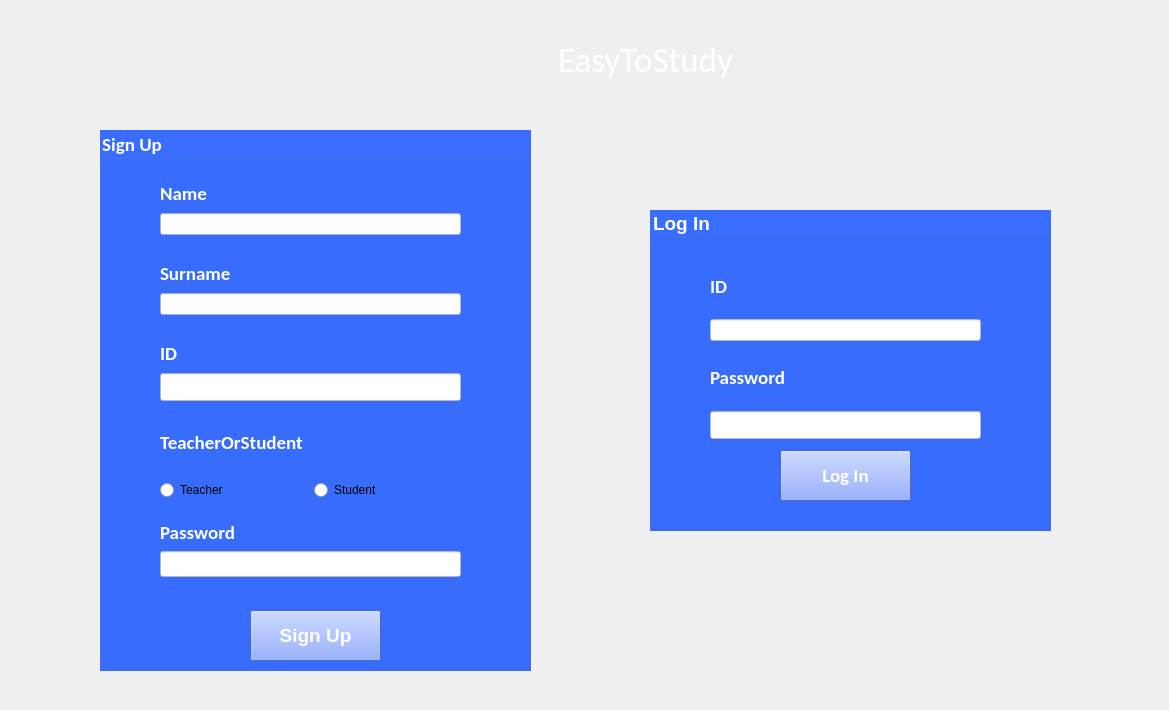
First picture: the form in studyProject/mainwindow.ui, repository fenrirm/study_project, before the edit.
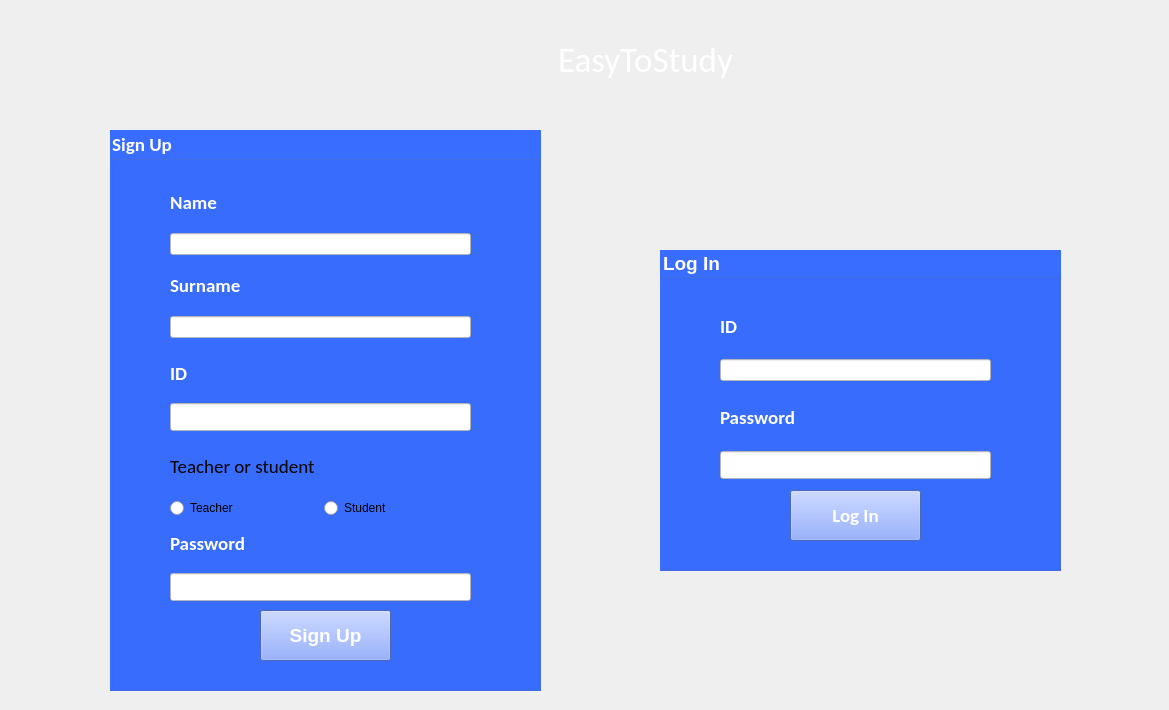
Second picture: the form after the edit. Icons and pictures are not drawn.

```diff
--- a/studyProject/mainwindow.ui
+++ b/studyProject/mainwindow.ui
@@ -83,10 +83,10 @@
    <widget class="QGroupBox" name="signUp">
     <property name="geometry">
      <rect>
-      <x>100</x>
+      <x>110</x>
       <y>130</y>
       <width>431</width>
-      <height>541</height>
+      <height>561</height>
      </rect>
     </property>
     <property name="font">
@@ -144,9 +144,9 @@
      <property name="geometry">
       <rect>
        <x>60</x>
-       <y>50</y>
+       <y>47</y>
        <width>301</width>
-       <height>55</height>
+       <height>78</height>
       </rect>
      </property>
      <layout class="QVBoxLayout" name="verticalLayout">
@@ -186,9 +186,9 @@
      <property name="geometry">
       <rect>
        <x>60</x>
-       <y>210</y>
+       <y>220</y>
        <width>301</width>
-       <height>61</height>
+       <height>81</height>
       </rect>
      </property>
      <layout class="QVBoxLayout" name="verticalLayout_5">
@@ -230,123 +230,16 @@
       </item>
      </layout>
     </widget>
-    <widget class="QWidget" name="layoutWidget">
-     <property name="geometry">
-      <rect>
-       <x>60</x>
-       <y>280</y>
-       <width>301</width>
-       <height>90</height>
-      </rect>
-     </property>
-     <layout class="QVBoxLayout" name="verticalLayout_6">
-      <item>
-       <widget class="QLabel" name="id2">
-        <property name="sizePolicy">
-         <sizepolicy hsizetype="Ignored" vsizetype="Preferred">
-          <horstretch>0</horstretch>
-          <verstretch>0</verstretch>
-         </sizepolicy>
-        </property>
-        <property name="font">
-         <font>
-          <family>Calibri</family>
-          <pointsize>14</pointsize>
-          <bold>true</bold>
-         </font>
-        </property>
-        <property name="styleSheet">
-         <string notr="true">#id2
-{
-color: white;
-}</string>
-        </property>
-        <property name="text">
-         <string>TeacherOrStudent</string>
-        </property>
-       </widget>
-      </item>
-      <item>
-       <layout class="QHBoxLayout" name="horizontalLayout_3">
-        <item>
-         <widget class="QRadioButton" name="radioButton_isTeacher">
-          <property name="enabled">
-           <bool>true</bool>
-          </property>
-          <property name="text">
-           <string>Teacher</string>
-          </property>
-          <property name="checkable">
-           <bool>true</bool>
-          </property>
-          <property name="checked">
-           <bool>false</bool>
-          </property>
-         </widget>
-        </item>
-        <item>
-         <widget class="QRadioButton" name="radioButton_isStudent">
-          <property name="text">
-           <string>Student</string>
-          </property>
-         </widget>
-        </item>
-       </layout>
-      </item>
-     </layout>
-    </widget>
-    <widget class="QWidget" name="layoutWidget">
-     <property name="geometry">
-      <rect>
-       <x>60</x>
-       <y>130</y>
-       <width>301</width>
-       <height>55</height>
-      </rect>
-     </property>
-     <layout class="QVBoxLayout" name="verticalLayout_7">
-      <item>
-       <widget class="QLabel" name="surname">
-        <property name="font">
-         <font>
-          <family>Calibri</family>
-          <pointsize>14</pointsize>
-          <bold>true</bold>
-         </font>
-        </property>
-        <property name="styleSheet">
-         <string notr="true">#surname
-{
-color: white;
-}</string>
-        </property>
-        <property name="text">
-         <string>Surname</string>
-        </property>
-       </widget>
-      </item>
-      <item>
-       <widget class="QLineEdit" name="surnameLine">
-        <property name="styleSheet">
-         <string notr="true">#surnameLine
-{
-	background-color: rgb(255, 255, 255);
-}</string>
-        </property>
-       </widget>
-      </item>
-     </layout>
-    </widget>
     <widget class="QWidget" name="layoutWidget">
      <property name="geometry">
       <rect>
        <x>60</x>
        <y>390</y>
        <width>301</width>
-       <height>57</height>
+       <height>81</height>
       </rect>
      </property>
-     <layout class="QVBoxLayout" name="verticalLayout_4">
+     <layout class="QVBoxLayout" name="verticalLayout_6">
       <item>
        <widget class="QLabel" name="password">
         <property name="font">
@@ -389,6 +282,92 @@
       </item>
      </layout>
     </widget>
+    <widget class="QWidget" name="layoutWidget">
+     <property name="geometry">
+      <rect>
+       <x>60</x>
+       <y>130</y>
+       <width>301</width>
+       <height>78</height>
+      </rect>
+     </property>
+     <layout class="QVBoxLayout" name="verticalLayout_4">
+      <item>
+       <widget class="QLabel" name="surname">
+        <property name="font">
+         <font>
+          <family>Calibri</family>
+          <pointsize>14</pointsize>
+          <bold>true</bold>
+         </font>
+        </property>
+        <property name="styleSheet">
+         <string notr="true">#surname
+{
+color: white;
+}</string>
+        </property>
+        <property name="text">
+         <string>Surname</string>
+        </property>
+       </widget>
+      </item>
+      <item>
+       <widget class="QLineEdit" name="surnameLine">
+        <property name="styleSheet">
+         <string notr="true">#surnameLine
+{
+	background-color: rgb(255, 255, 255);
+}</string>
+        </property>
+       </widget>
+      </item>
+     </layout>
+    </widget>
+    <widget class="QWidget" name="layoutWidget">
+     <property name="geometry">
+      <rect>
+       <x>60</x>
+       <y>310</y>
+       <width>301</width>
+       <height>78</height>
+      </rect>
+     </property>
+     <layout class="QVBoxLayout" name="verticalLayout_7">
+      <item>
+       <widget class="QLabel" name="label_4">
+        <property name="font">
+         <font>
+          <family>Calibri</family>
+          <pointsize>14</pointsize>
+          <bold>false</bold>
+         </font>
+        </property>
+        <property name="text">
+         <string>Teacher or student</string>
+        </property>
+       </widget>
+      </item>
+      <item>
+       <layout class="QHBoxLayout" name="horizontalLayout_2">
+        <item>
+         <widget class="QRadioButton" name="Teacher">
+          <property name="text">
+           <string>Teacher</string>
+          </property>
+         </widget>
+        </item>
+        <item>
+         <widget class="QRadioButton" name="Student">
+          <property name="text">
+           <string>Student</string>
+          </property>
+         </widget>
+        </item>
+       </layout>
+      </item>
+     </layout>
+    </widget>
     <zorder>layoutWidget</zorder>
     <zorder>layoutWidget</zorder>
     <zorder>layoutWidget</zorder>
@@ -399,8 +378,8 @@
    <widget class="QGroupBox" name="logIn">
     <property name="geometry">
      <rect>
-      <x>650</x>
-      <y>210</y>
+      <x>660</x>
+      <y>250</y>
       <width>401</width>
       <height>321</height>
      </rect>
```
